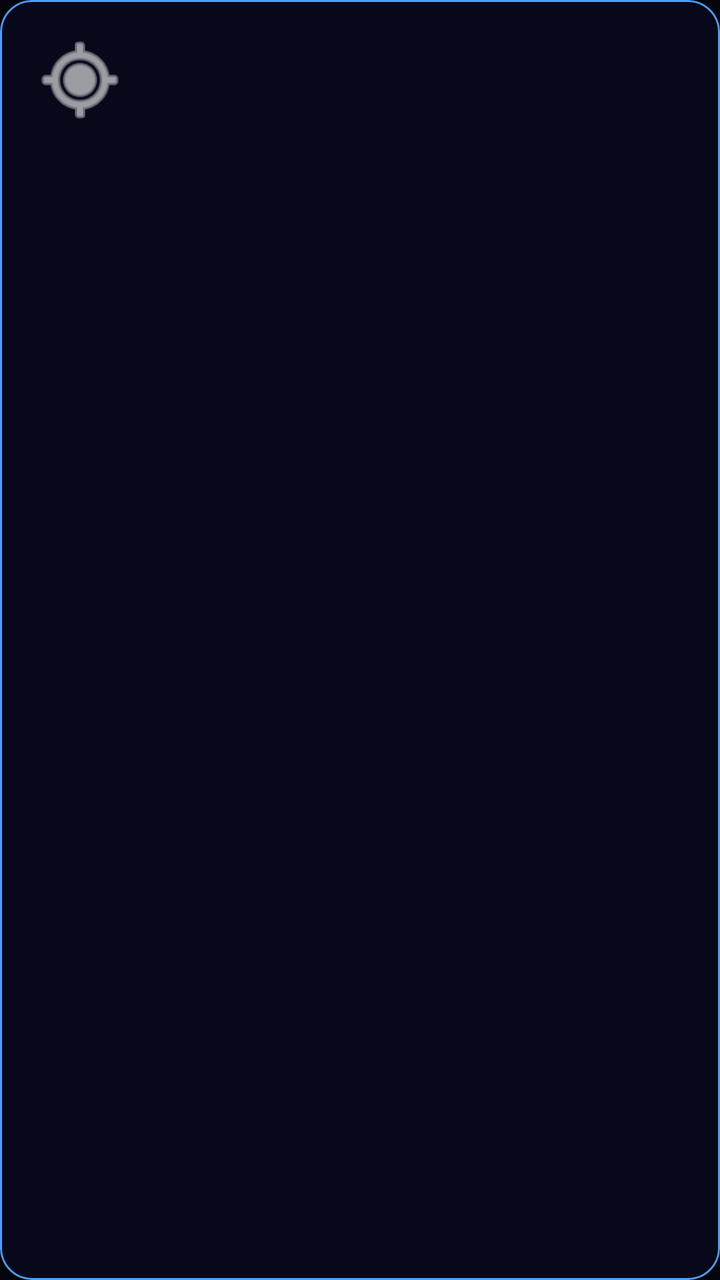
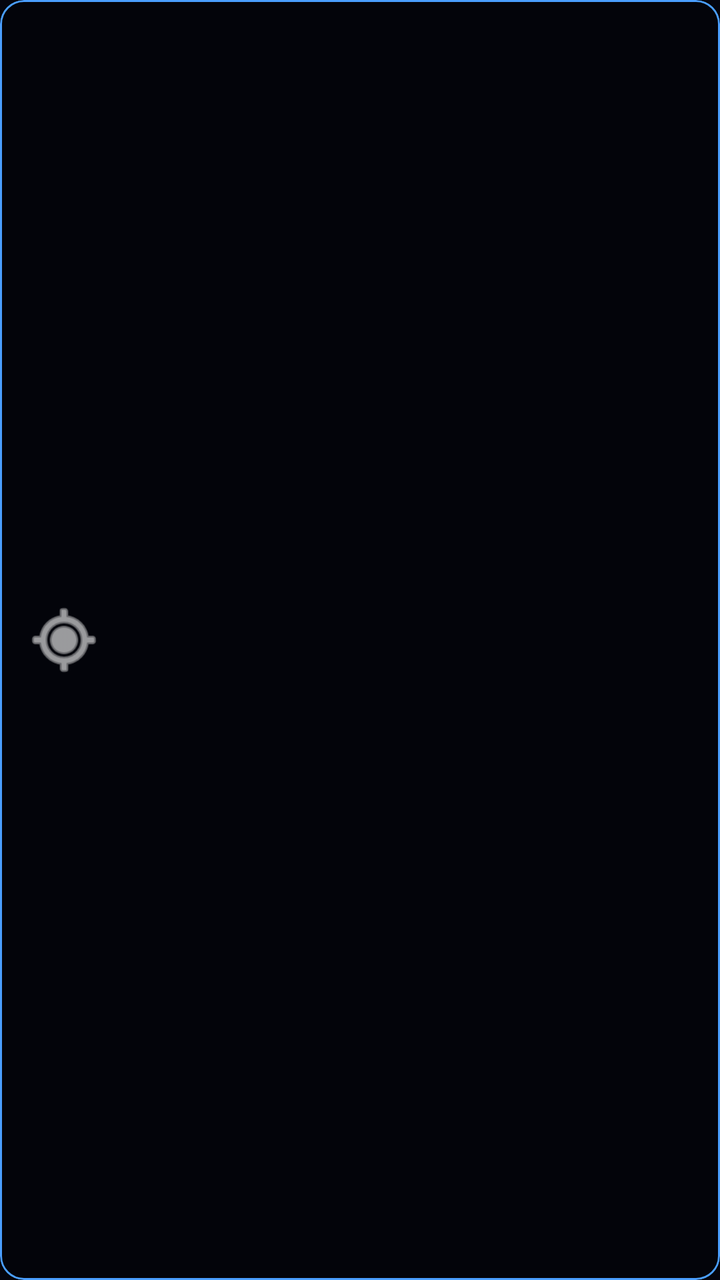

Before-and-after screenshots of an Android layout around one commit, followed by the original layout XML and the change that was made.
<!-- AndroidManifest.xml: application theme Theme.F4DIWRotatorApp -->
<!-- res/layout/item_sonde.xml -->
<?xml version="1.0" encoding="utf-8"?>
<com.google.android.material.card.MaterialCardView xmlns:android="http://schemas.android.com/apk/res/android"
    xmlns:app="http://schemas.android.com/apk/res-auto"
    android:id="@+id/cardSonde"
    android:layout_width="match_parent"
    android:layout_height="wrap_content"
    android:layout_margin="8dp"
    app:cardCornerRadius="16dp"
    app:cardBackgroundColor="@color/bg_card"
    app:strokeWidth="1dp"
    app:strokeColor="@color/grid_blue"
    android:clickable="true"
    android:focusable="true">

    <LinearLayout
        android:layout_width="match_parent"
        android:layout_height="wrap_content"
        android:orientation="horizontal"
        android:padding="16dp"
        android:gravity="center_vertical">

        <ImageView
            android:id="@+id/ivSonde"
            android:layout_width="48dp"
            android:layout_height="48dp"
            android:src="@android:drawable/ic_menu_mylocation"
            app:tint="@color/white" />

        <LinearLayout
            android:layout_width="0dp"
            android:layout_height="wrap_content"
            android:layout_weight="1"
            android:orientation="vertical"
            android:layout_marginStart="16dp">

            <TextView
                android:id="@+id/tvSondeInfo"
                android:layout_width="wrap_content"
                android:layout_height="wrap_content"
                android:textColor="@color/white"
                android:textSize="16sp"
                android:textStyle="bold" />

            <TextView
                android:id="@+id/tvSondeType"
                android:layout_width="wrap_content"
                android:layout_height="wrap_content"
                android:textColor="@color/text_secondary"
                android:textSize="12sp" />
        </LinearLayout>

        <TextView
            android:id="@+id/tvDistance"
            android:layout_width="wrap_content"
            android:layout_height="wrap_content"
            android:textColor="@color/accent_blue"
            android:textSize="16sp"
            android:textStyle="bold" />

    </LinearLayout>

</com.google.android.material.card.MaterialCardView>
<!-- resources referenced by this layout -->
<resources>
  <color name="accent_blue">#4AAFFF</color>
  <color name="bg_card">#07091A</color>
  <color name="grid_blue">#4A9EFF</color>
  <color name="text_secondary">#80C8FF</color>
  <color name="white">#FFFFFFFF</color>
  <style name="Theme.F4DIWRotatorApp" parent="Theme.MaterialComponents.DayNight.NoActionBar">
          
          <item name="colorPrimary">@color/accent_blue</item>
          <item name="colorPrimaryVariant">@color/grid_blue</item>
          <item name="colorOnPrimary">@color/bg_main</item>
          
          <item name="colorSecondary">@color/text_secondary</item>
          <item name="colorSecondaryVariant">@color/accent_blue</item>
          <item name="colorOnSecondary">@color/black</item>
          
          <item name="android:statusBarColor">@color/bg_main</item>
          
          <item name="android:windowBackground">@color/bg_main</item>
          <item name="alertDialogTheme">@style/Theme.F4DIWRotatorApp.Dialog</item>
      </style>
  <color name="bg_main">#05050D</color>
  <color name="black">#FF000000</color>
  <style name="Theme.F4DIWRotatorApp.Dialog" parent="Theme.MaterialComponents.DayNight.Dialog.Alert">
          <item name="android:windowBackground">@color/bg_card</item>
          <item name="android:textColorPrimary">@color/white</item>
          <item name="colorAccent">@color/accent_blue</item>
      </style>
</resources>

<!-- the commit's change to res/layout/item_sonde.xml (unified diff, before → after) -->
@@ -3,60 +3,94 @@
     xmlns:app="http://schemas.android.com/apk/res-auto"
     android:id="@+id/cardSonde"
     android:layout_width="match_parent"
-    android:layout_height="wrap_content"
-    android:layout_margin="8dp"
-    app:cardCornerRadius="16dp"
+    android:layout_height="72dp"
+    android:layout_marginHorizontal="8dp"
+    android:layout_marginVertical="4dp"
+    app:cardCornerRadius="12dp"
     app:cardBackgroundColor="@color/bg_card"
     app:strokeWidth="1dp"
     app:strokeColor="@color/grid_blue"
     android:clickable="true"
     android:focusable="true">
 
-    <LinearLayout
+    <FrameLayout
         android:layout_width="match_parent"
-        android:layout_height="wrap_content"
-        android:orientation="horizontal"
-        android:padding="16dp"
-        android:gravity="center_vertical">
+        android:layout_height="match_parent">
 
         <ImageView
-            android:id="@+id/ivSonde"
-            android:layout_width="48dp"
-            android:layout_height="48dp"
-            android:src="@android:drawable/ic_menu_mylocation"
-            app:tint="@color/white" />
+            android:id="@+id/ivSondeBg"
+            android:layout_width="match_parent"
+            android:layout_height="match_parent"
+            android:scaleType="centerCrop"
+            android:alpha="0.4" />
+
+        <View
+            android:layout_width="match_parent"
+            android:layout_height="match_parent"
+            android:background="#99000000" />
 
         <LinearLayout
-            android:layout_width="0dp"
-            android:layout_height="wrap_content"
-            android:layout_weight="1"
-            android:orientation="vertical"
-            android:layout_marginStart="16dp">
+            android:layout_width="match_parent"
+            android:layout_height="match_parent"
+            android:orientation="horizontal"
+            android:paddingHorizontal="12dp"
+            android:gravity="center_vertical">
+
+            <FrameLayout
+                android:layout_width="40dp"
+                android:layout_height="40dp">
+
+                <ImageView
+                    android:id="@+id/ivSonde"
+                    android:layout_width="match_parent"
+                    android:layout_height="match_parent"
+                    android:src="@android:drawable/ic_menu_mylocation"
+                    app:tint="@color/white" />
+
+                <TextView
+                    android:id="@+id/tvRsLabel"
+                    android:layout_width="match_parent"
+                    android:layout_height="match_parent"
+                    android:gravity="center"
+                    android:text="RS"
+                    android:textColor="@color/white"
+                    android:textSize="18sp"
+                    android:textStyle="bold"
+                    android:visibility="gone" />
+            </FrameLayout>
+
+            <LinearLayout
+                android:layout_width="0dp"
+                android:layout_height="wrap_content"
+                android:layout_weight="1"
+                android:orientation="vertical"
+                android:layout_marginStart="12dp">
+
+                <TextView
+                    android:id="@+id/tvSondeInfo"
+                    android:layout_width="wrap_content"
+                    android:layout_height="wrap_content"
+                    android:textColor="@color/white"
+                    android:textSize="15sp"
+                    android:textStyle="bold" />
+
+                <TextView
+                    android:id="@+id/tvSondeType"
+                    android:layout_width="wrap_content"
+                    android:layout_height="wrap_content"
+                    android:textColor="@color/text_secondary"
+                    android:textSize="11sp" />
+            </LinearLayout>
 
             <TextView
-                android:id="@+id/tvSondeInfo"
+                android:id="@+id/tvDistance"
                 android:layout_width="wrap_content"
                 android:layout_height="wrap_content"
-                android:textColor="@color/white"
-                android:textSize="16sp"
+                android:textColor="@color/accent_blue"
+                android:textSize="14sp"
                 android:textStyle="bold" />
 
-            <TextView
-                android:id="@+id/tvSondeType"
-                android:layout_width="wrap_content"
-                android:layout_height="wrap_content"
-                android:textColor="@color/text_secondary"
-                android:textSize="12sp" />
         </LinearLayout>
-
-        <TextView
-            android:id="@+id/tvDistance"
-            android:layout_width="wrap_content"
-            android:layout_height="wrap_content"
-            android:textColor="@color/accent_blue"
-            android:textSize="16sp"
-            android:textStyle="bold" />
-
-    </LinearLayout>
+    </FrameLayout>
 
 </com.google.android.material.card.MaterialCardView>
